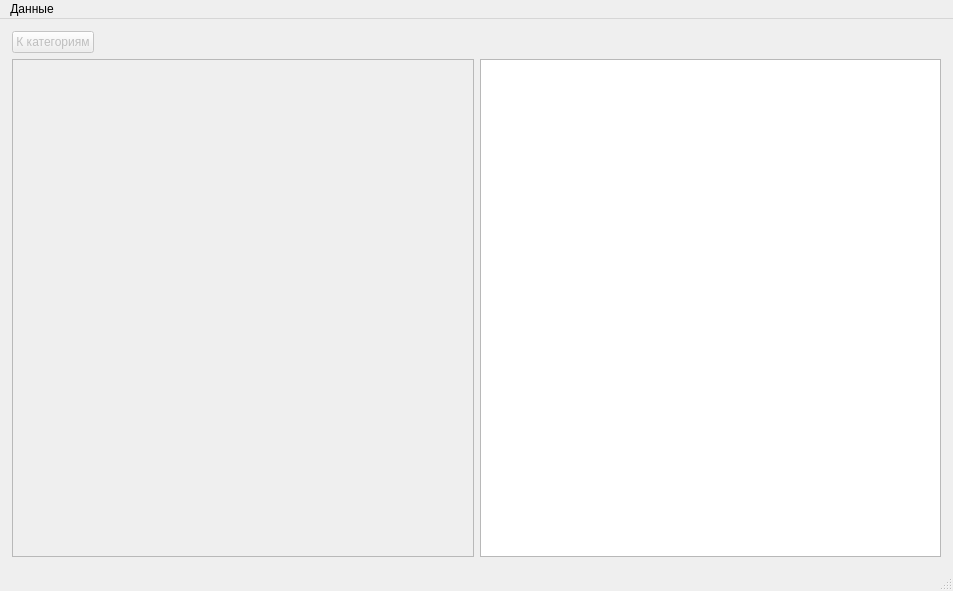
Above: ui/MainWindow.ui from makera/qt-project before the change. Below: the same form after it.
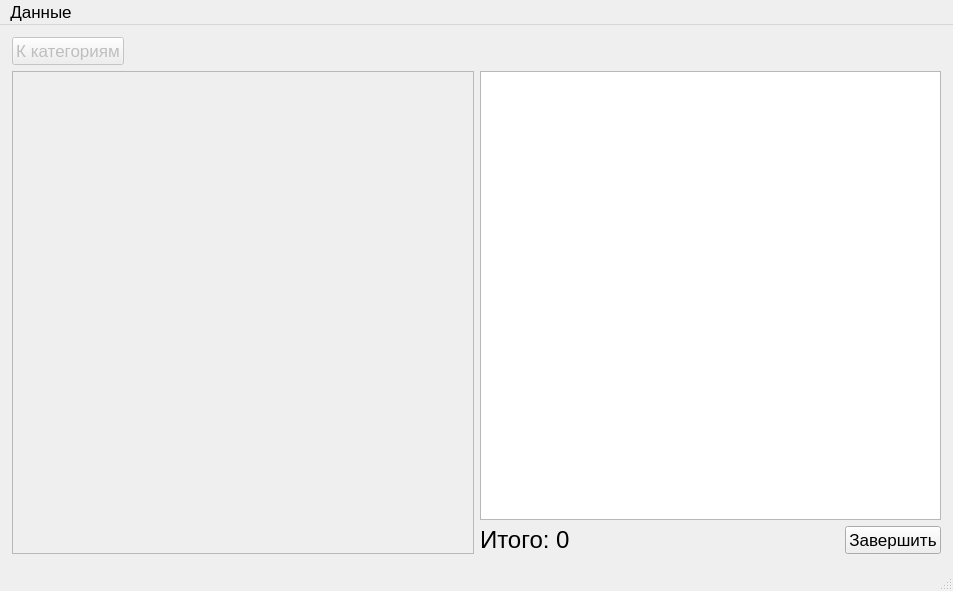
That is the form after the change.

```diff
--- a/ui/MainWindow.ui
+++ b/ui/MainWindow.ui
@@ -10,6 +10,11 @@
     <height>591</height>
    </rect>
   </property>
+  <property name="font">
+   <font>
+    <pointsize>13</pointsize>
+   </font>
+  </property>
   <property name="windowTitle">
    <string>MainWindow</string>
   </property>
@@ -30,9 +35,6 @@
     <property name="bottomMargin">
      <number>12</number>
     </property>
-    <item row="1" column="1">
-     <widget class="QListWidget" name="orderList"/>
-    </item>
     <item row="0" column="0">
      <layout class="QHBoxLayout" name="horizontalLayout">
       <item>
@@ -65,6 +67,9 @@
       <property name="widgetResizable">
        <bool>true</bool>
       </property>
+      <property name="alignment">
+       <set>Qt::AlignLeading|Qt::AlignLeft|Qt::AlignTop</set>
+      </property>
       <widget class="QWidget" name="scrollAreaWidgetContents">
        <property name="geometry">
         <rect>
@@ -87,6 +92,9 @@
         <property name="bottomMargin">
          <number>2</number>
         </property>
+        <property name="verticalSpacing">
+         <number>-1</number>
+        </property>
         <item row="0" column="0">
          <layout class="QGridLayout" name="pilesGrid">
           <property name="spacing">
@@ -98,6 +106,72 @@
       </widget>
      </widget>
     </item>
+    <item row="1" column="2">
+     <layout class="QGridLayout" name="gridLayout_2">
+      <item row="2" column="3">
+       <widget class="QPushButton" name="submit">
+        <property name="text">
+         <string>Завершить</string>
+        </property>
+       </widget>
+      </item>
+      <item row="0" column="0" colspan="4">
+       <widget class="QListWidget" name="orderList">
+        <property name="font">
+         <font>
+          <pointsize>18</pointsize>
+         </font>
+        </property>
+        <property name="selectionMode">
+         <enum>QAbstractItemView::NoSelection</enum>
+        </property>
+        <property name="iconSize">
+         <size>
+          <width>24</width>
+          <height>24</height>
+         </size>
+        </property>
+       </widget>
+      </item>
+      <item row="2" column="2">
+       <spacer name="horizontalSpacer_2">
+        <property name="orientation">
+         <enum>Qt::Horizontal</enum>
+        </property>
+        <property name="sizeHint" stdset="0">
+         <size>
+          <width>40</width>
+          <height>20</height>
+         </size>
+        </property>
+       </spacer>
+      </item>
+      <item row="2" column="0">
+       <widget class="QLabel" name="totalLabel">
+        <property name="font">
+         <font>
+          <pointsize>18</pointsize>
+         </font>
+        </property>
+        <property name="text">
+         <string>Итого:</string>
+        </property>
+       </widget>
+      </item>
+      <item row="2" column="1">
+       <widget class="QLabel" name="totalSum">
+        <property name="font">
+         <font>
+          <pointsize>18</pointsize>
+         </font>
+        </property>
+        <property name="text">
+         <string>0</string>
+        </property>
+       </widget>
+      </item>
+     </layout>
+    </item>
    </layout>
   </widget>
   <widget class="QMenuBar" name="menubar">
```
Left out of the diff: 4 changed lines with no effect on the pictures.
